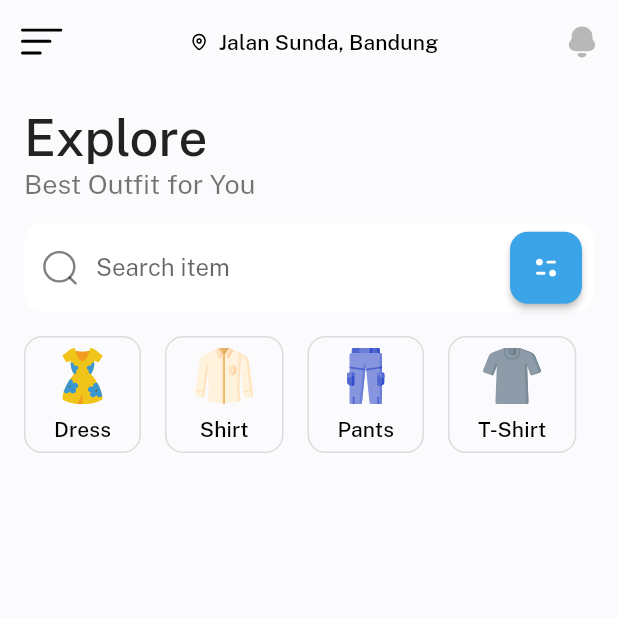
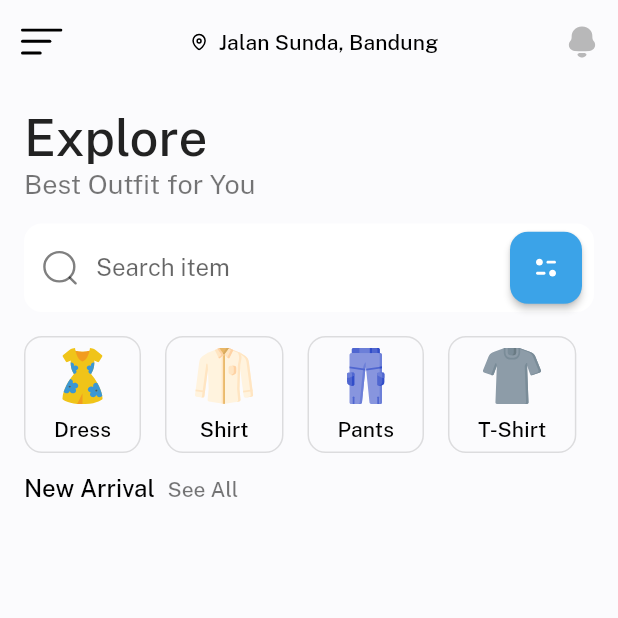
Before and after one commit to cavinhartono/clothing-flutter, a Flutter app: the screen it shows after launch, on a phone screen of 412 x 824 dp, the top half of it. Run offline on Flutter 3.47's test engine with Material 2 defaults, Android fonts, the light colour scheme and no system bars; our stand-ins replace flutter_svg.

Commit message:
New Arrival done

```diff
--- a/lib/compoments/title.dart
+++ /dev/null
@@ -1,14 +0,0 @@
-// ignore_for_file: avoid_unnecessary_containers
-
-import 'package:flutter/cupertino.dart';
-import 'package:flutter/src/foundation/key.dart';
-import 'package:flutter/src/widgets/framework.dart';
-
-class Title extends StatelessWidget {
-  const Title({Key? key}) : super(key: key);
-
-  @override
-  Widget build(BuildContext context) {
-    return Container(child: const Text("Halo"));
-  }
-}
--- a/lib/screen/homepage.dart
+++ b/lib/screen/homepage.dart
@@ -48,6 +48,7 @@ class Homepage extends StatelessWidget {
             SingleChildScrollView(
               scrollDirection: Axis.horizontal,
               child: Row(
+                // Foreach dari models/category
                 children: List.generate(
                   categories.length,
                   (index) => Padding(
@@ -59,10 +60,40 @@ class Homepage extends StatelessWidget {
                   ),
                 ),
               ),
-            )
+            ),
+            Row(children: [
+              Text("New Arrival",
+                  style: Theme.of(context).textTheme.subtitle1!.copyWith(
+                        color: Colors.black,
+                        fontWeight: FontWeight.w500,
+                      )),
+              Link(
+                title: "See All",
+                onClick: () {},
+              ),
+            ])
           ],
         ),
       ),
     );
   }
 }
+
+class Link extends StatelessWidget {
+  const Link({
+    super.key,
+    required this.title,
+    required this.onClick,
+  });
+
+  final String title;
+  final VoidCallback onClick;
+
+  @override
+  Widget build(BuildContext context) {
+    return TextButton(
+      onPressed: onClick,
+      child: Text(title, style: const TextStyle(color: Colors.black54)),
+    );
+  }
+}
```
